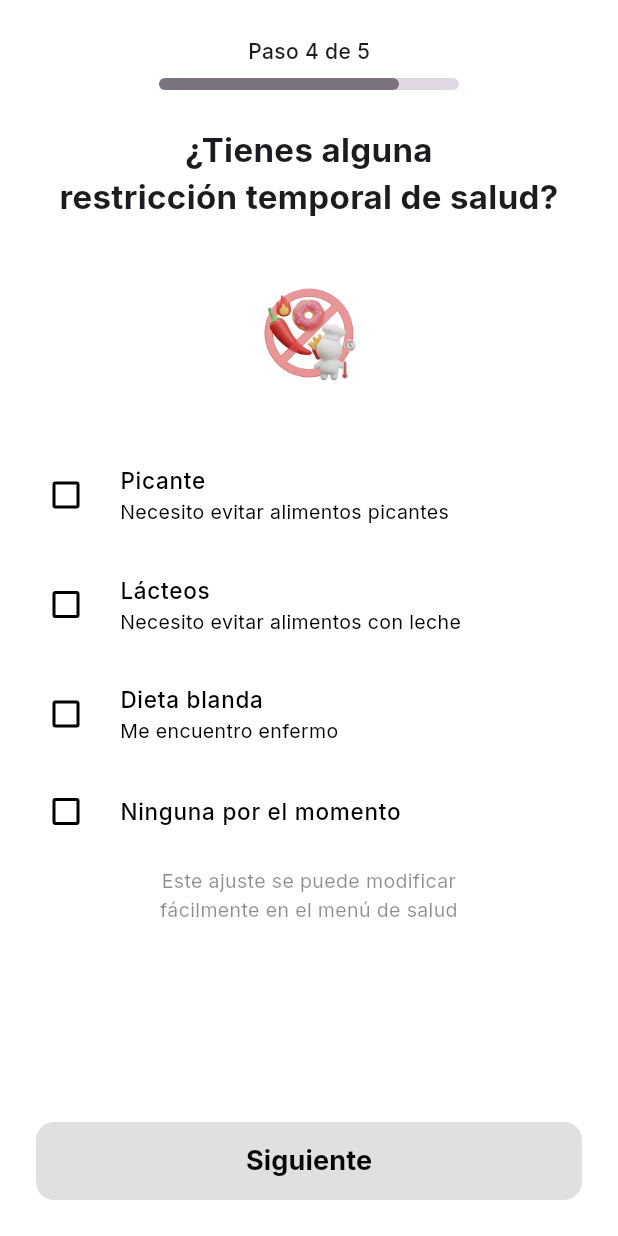
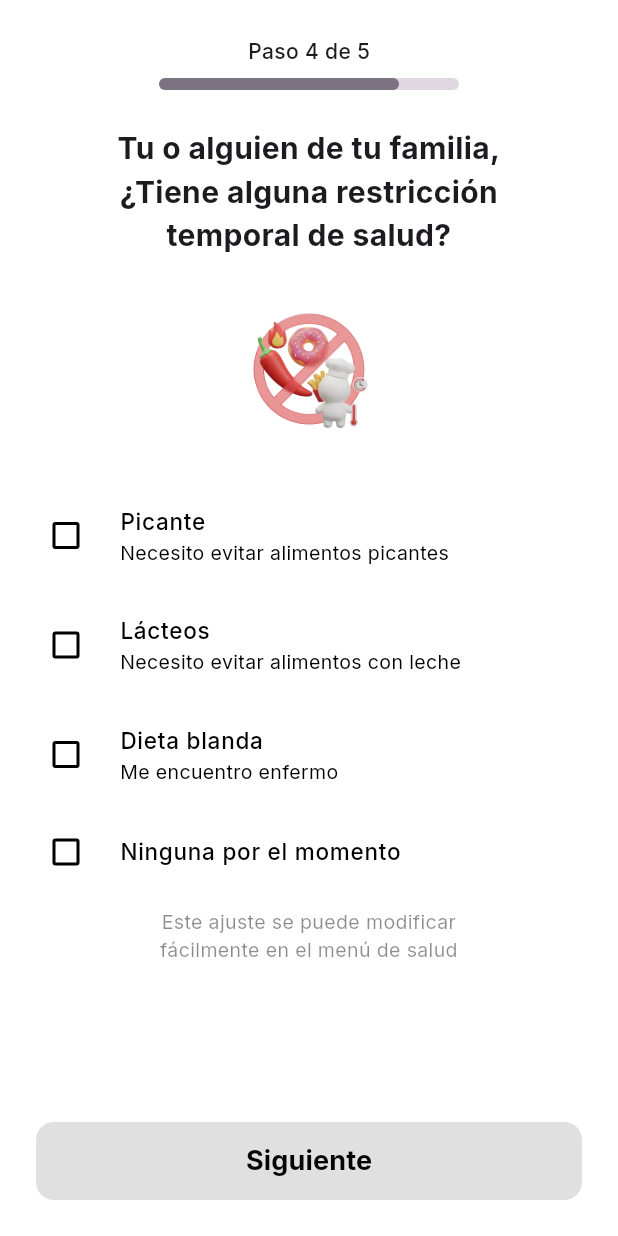
Before and after one commit to albertholto0/Generacion-recetas, a Flutter app: the Question4Screen screen opened directly, on a phone screen of 412 x 824 dp. Run offline on Flutter 3.47's test engine with Material 3 defaults, Android fonts, the phone set to English and light mode, and no system bars; our stand-ins replace google_fonts.

Commit message:
Cambios en el tamño de las imagenes

```diff
--- a/app_recetas/lib/screens/first_start/questionnaire/question_4.dart
+++ b/app_recetas/lib/screens/first_start/questionnaire/question_4.dart
@@ -44,18 +44,15 @@ class _Question4ScreenState extends State<Question4Screen> {
               Center(child: CustomProgressBar(value: 0.8)),
               const SizedBox(height: 24),
               const Text(
-                '¿Tienes alguna\nrestricción temporal de salud?',
+                'Tu o alguien de tu familia,\n¿Tiene alguna restricción\ntemporal de salud?',
                 textAlign: TextAlign.center,
-                style: TextStyle(fontSize: 22, fontWeight: FontWeight.bold),
+                style: TextStyle(fontSize: 20, fontWeight: FontWeight.bold),
               ),
-              const SizedBox(height: 16),
               Image.asset(
                 'assets/no-comer.png',
-                width: 140,
-                height: 120,
+                height: 150,
                 fit: BoxFit.contain,
               ),
-              const SizedBox(height: 12),
               ...List.generate(_options.length, (index) {
                 final option = _options[index];
                 final isNinguna = index == _options.length - 1;
```
Also changed, not shown: app_recetas/assets/alergias.png, app_recetas/assets/balanza.png, app_recetas/assets/habitos-cocina.png.
